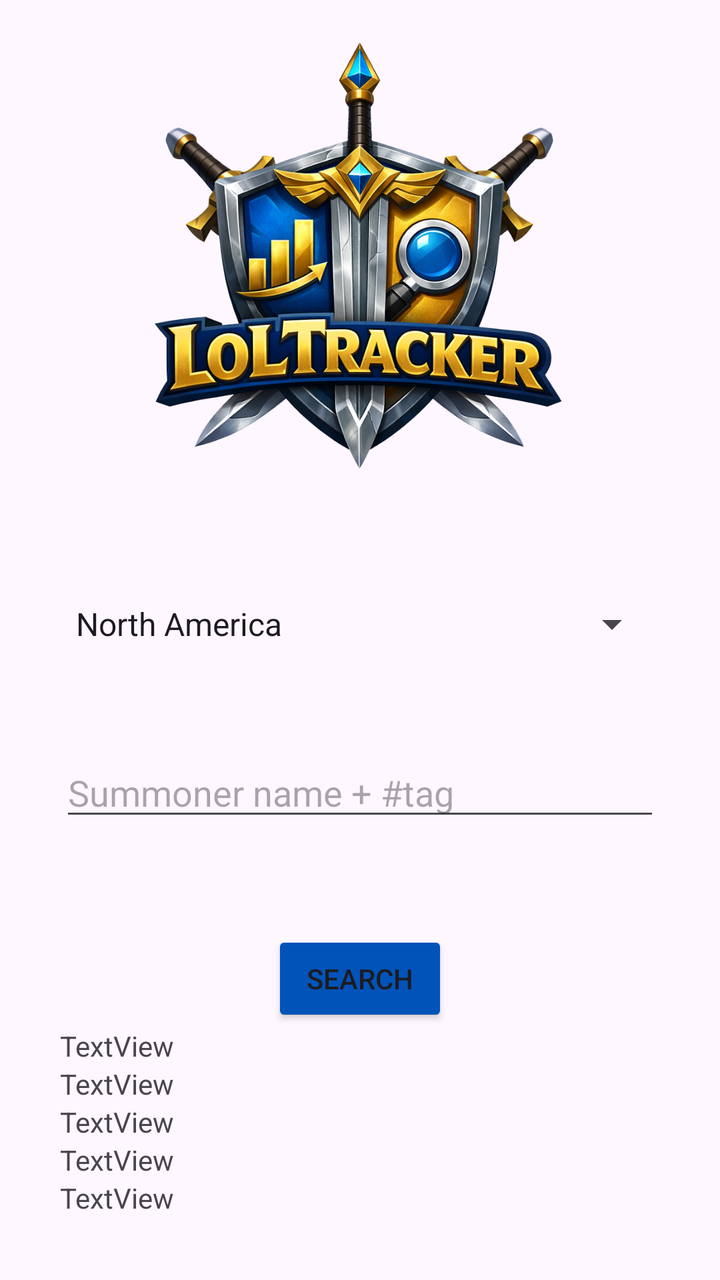
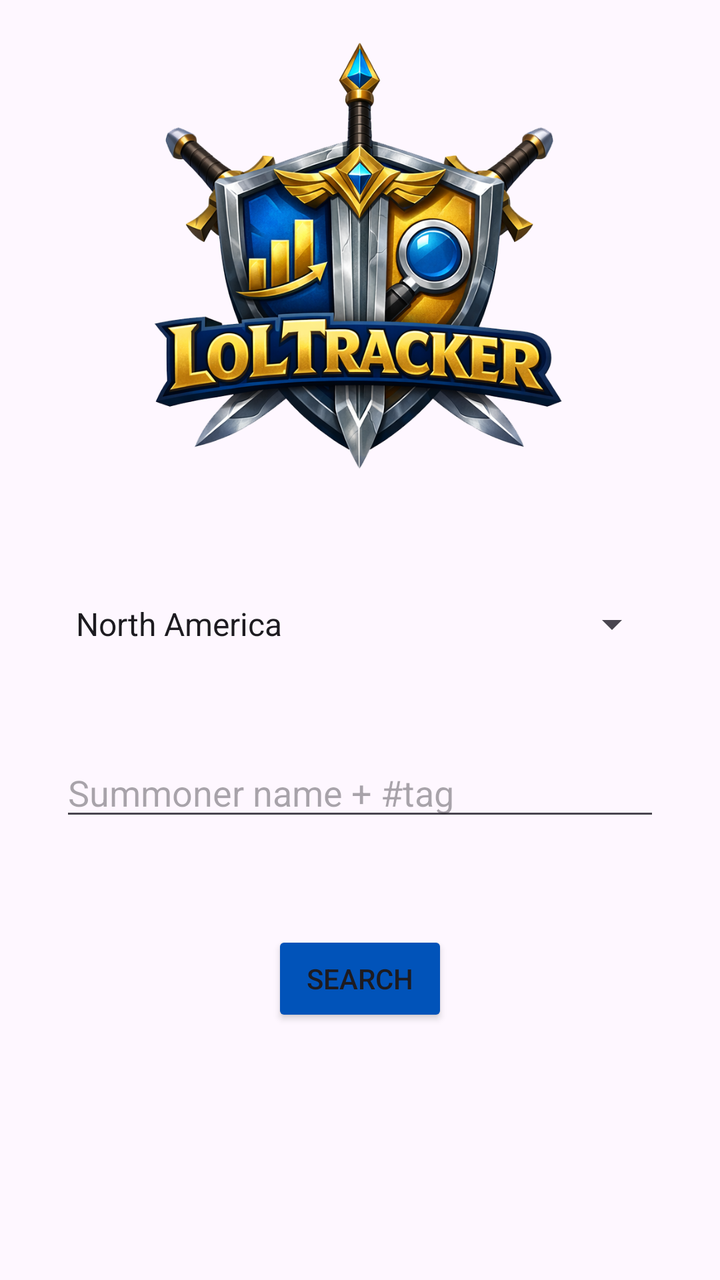

An Android layout rendered at two revisions. The XML below is the earlier revision; the diff shows what the commit changed to produce the second picture.
<!-- AndroidManifest.xml: application theme Theme.LoLTracker -->
<!-- res/layout/fragment_search.xml -->
<?xml version="1.0" encoding="utf-8"?>
<androidx.constraintlayout.widget.ConstraintLayout
    xmlns:android="http://schemas.android.com/apk/res/android"
    android:layout_width="match_parent"
    android:layout_height="match_parent"
    xmlns:app="http://schemas.android.com/apk/res-auto"
    xmlns:tools="http://schemas.android.com/tools"
    tools:context=".ui.SearchFragment">


    <ScrollView
        android:layout_width="match_parent"
        android:layout_height="match_parent">

        <LinearLayout
            android:layout_width="match_parent"
            android:layout_height="wrap_content"
            android:orientation="vertical"
            android:layout_marginLeft="30dp"
            android:layout_marginRight="30dp">

            <ImageView
                android:id="@+id/logoImage"
                android:layout_width="match_parent"
                android:layout_height="wrap_content"
                android:adjustViewBounds="true"
                android:scaleType="centerCrop"
                app:layout_constraintTop_toTopOf="parent"
                app:srcCompat="@drawable/logo" />

            <Spinner
                android:id="@+id/regionSpinner"
                android:layout_width="match_parent"
                android:layout_height="wrap_content"
                android:entries="@array/regions"
                android:textSize="15sp" />

            <EditText
                android:id="@+id/accountInputEdit"
                android:layout_width="match_parent"
                android:layout_height="wrap_content"
                android:layout_marginTop="50dp"
                android:text=""
                android:hint="@string/summoner_name_tag"/>
            

            <Button
                android:id="@+id/searchButton"
                android:layout_width="wrap_content"
                android:layout_height="wrap_content"
                android:layout_marginTop="50dp"
                android:layout_gravity="center"
                android:backgroundTint="?attr/colorPrimary"
                android:text="@string/search" />

            <TextView
                android:id="@+id/textView"
                android:layout_width="match_parent"
                android:layout_height="wrap_content"
                android:text="TextView" />

            <TextView
                android:id="@+id/textView2"
                android:layout_width="match_parent"
                android:layout_height="wrap_content"
                android:text="TextView" />

            <TextView
                android:id="@+id/textView3"
                android:layout_width="match_parent"
                android:layout_height="wrap_content"
                android:text="TextView" />

            <TextView
                android:id="@+id/textView4"
                android:layout_width="match_parent"
                android:layout_height="wrap_content"
                android:text="TextView" />

            <TextView
                android:id="@+id/textView5"
                android:layout_width="match_parent"
                android:layout_height="wrap_content"
                android:text="TextView" />

        </LinearLayout>

    </ScrollView>

</androidx.constraintlayout.widget.ConstraintLayout>
<!-- resources referenced by this layout -->
<resources>
  <string-array name="regions">
          <item>North America</item>
          <item>Europe West</item>
          <item>Europe Nordic and East</item>
          <item>Korea</item>
      </string-array>
  <!-- drawable logo: webp bitmap (drawable, 386752 bytes) -->
  <string name="search">Search</string>
  <string name="summoner_name_tag">Summoner name + #tag</string>
  <style name="Theme.LoLTracker" parent="Base.Theme.LoLTracker" />
  <style name="Base.Theme.LoLTracker" parent="Theme.Material3.DayNight.NoActionBar">
          <item name="colorPrimary">#0153B9</item>
          <item name="colorOnPrimary">#FFFFFF</item>
  
          <item name="colorSecondary">#DEA21B</item>
          <item name="colorOnSecondary">#000000</item>
      </style>
</resources>

<!-- the commit's change to res/layout/fragment_search.xml (unified diff, before → after) -->
@@ -53,35 +53,7 @@
                 android:backgroundTint="?attr/colorPrimary"
                 android:text="@string/search" />
 
-            <TextView
-                android:id="@+id/textView"
-                android:layout_width="match_parent"
-                android:layout_height="wrap_content"
-                android:text="TextView" />
-
-            <TextView
-                android:id="@+id/textView2"
-                android:layout_width="match_parent"
-                android:layout_height="wrap_content"
-                android:text="TextView" />
-
-            <TextView
-                android:id="@+id/textView3"
-                android:layout_width="match_parent"
-                android:layout_height="wrap_content"
-                android:text="TextView" />
-
-            <TextView
-                android:id="@+id/textView4"
-                android:layout_width="match_parent"
-                android:layout_height="wrap_content"
-                android:text="TextView" />
-
-            <TextView
-                android:id="@+id/textView5"
-                android:layout_width="match_parent"
-                android:layout_height="wrap_content"
-                android:text="TextView" />
+            
 
         </LinearLayout>
 
